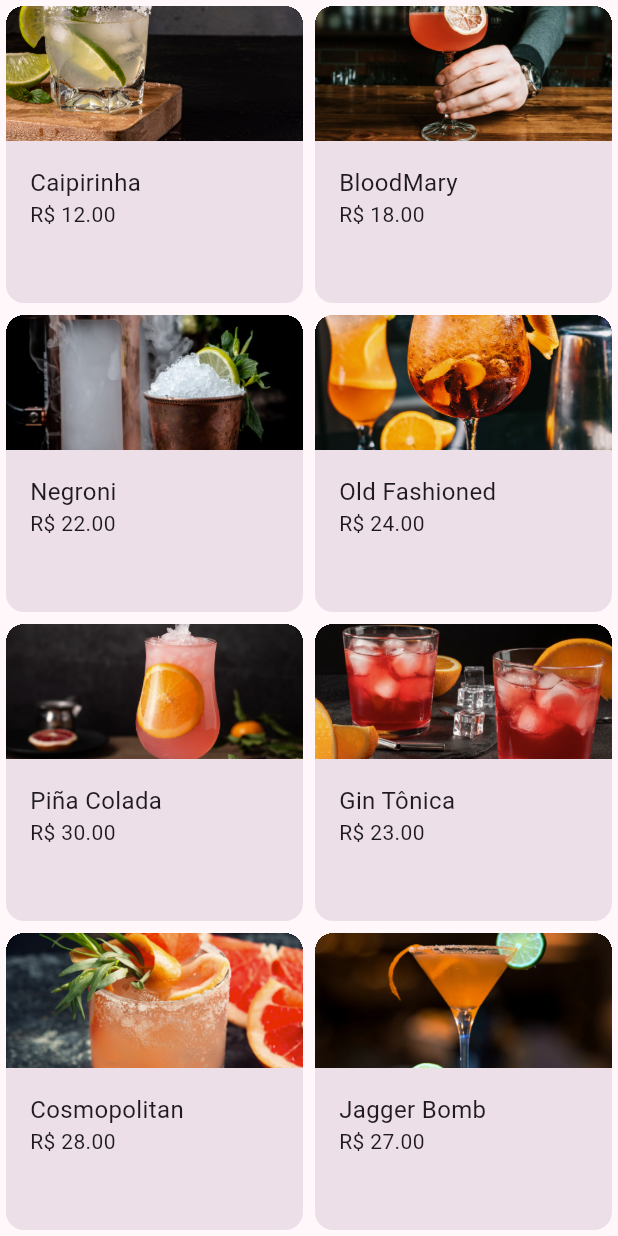
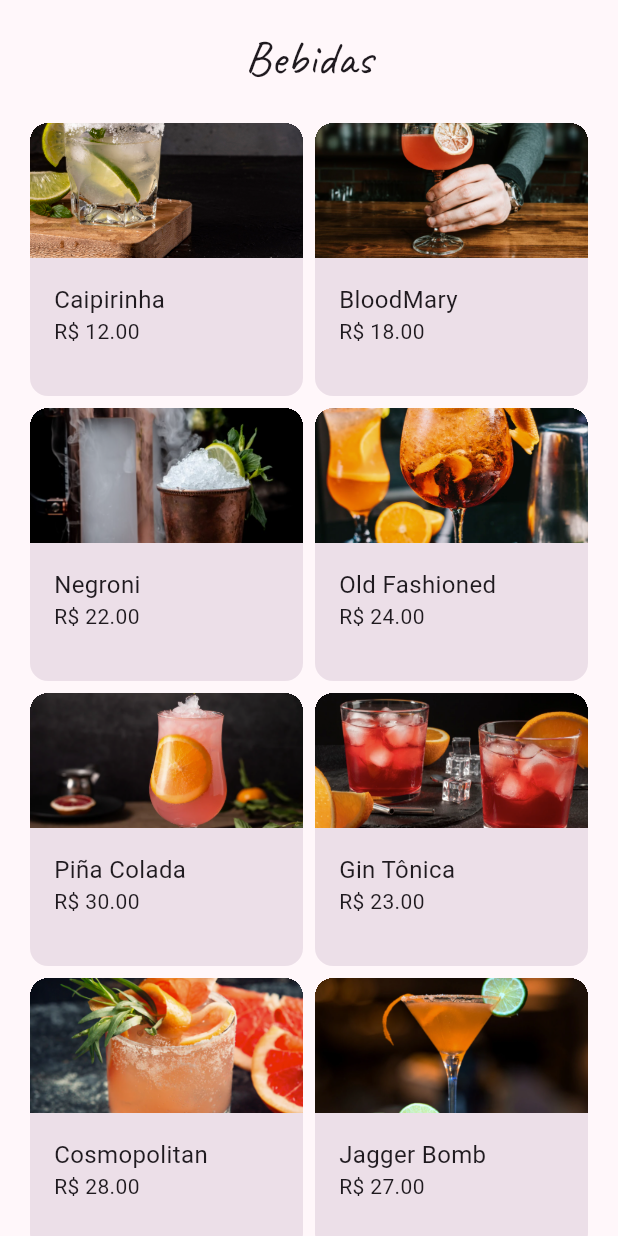
Before and after one commit to leobuck/alura-flutter, a Flutter app: the DrinkMenu widget shown alone on an empty page, opened directly, on a phone screen of 412 x 824 dp. Run offline on Flutter 3.47's test engine with Material 3 defaults, Android fonts, the phone set to English and light mode, and no system bars.

Commit message:
Utilizando o SliverGrid

```diff
--- a/panucci_ristorante/lib/screens/drink_menu.dart
+++ b/panucci_ristorante/lib/screens/drink_menu.dart
@@ -8,17 +8,32 @@ class DrinkMenu extends StatelessWidget {
 
   @override
   Widget build(BuildContext context) {
-    return GridView.builder(
-      gridDelegate: SliverGridDelegateWithFixedCrossAxisCount(
-        crossAxisCount: 2,
+    return Padding(
+      padding: const EdgeInsets.fromLTRB(16.0, 16.0, 16.0, 0.0),
+      child: CustomScrollView(
+        slivers: <Widget>[
+          const SliverToBoxAdapter(
+            child: Padding(
+              padding: EdgeInsets.only(bottom: 16.0),
+              child: Text(
+                "Bebidas",
+                textAlign: TextAlign.center,
+                style: TextStyle(fontFamily: "Caveat", fontSize: 32),
+              ),
+            ),
+          ),
+          SliverGrid(
+            delegate: SliverChildBuilderDelegate((context, index) {
+              return DrinkItem(
+                  imageURI: items[index]['image'],
+                  itemTitle: items[index]['name'],
+                  itemPrice: items[index]['price']);
+            }, childCount: items.length),
+            gridDelegate:
+                SliverGridDelegateWithFixedCrossAxisCount(crossAxisCount: 2),
+          ),
+        ],
       ),
-      itemBuilder: (context, index) {
-        return DrinkItem(
-            imageURI: items[index]['image'],
-            itemTitle: items[index]['name'],
-            itemPrice: items[index]['price']);
-      },
-      itemCount: items.length,
     );
   }
 }
```
